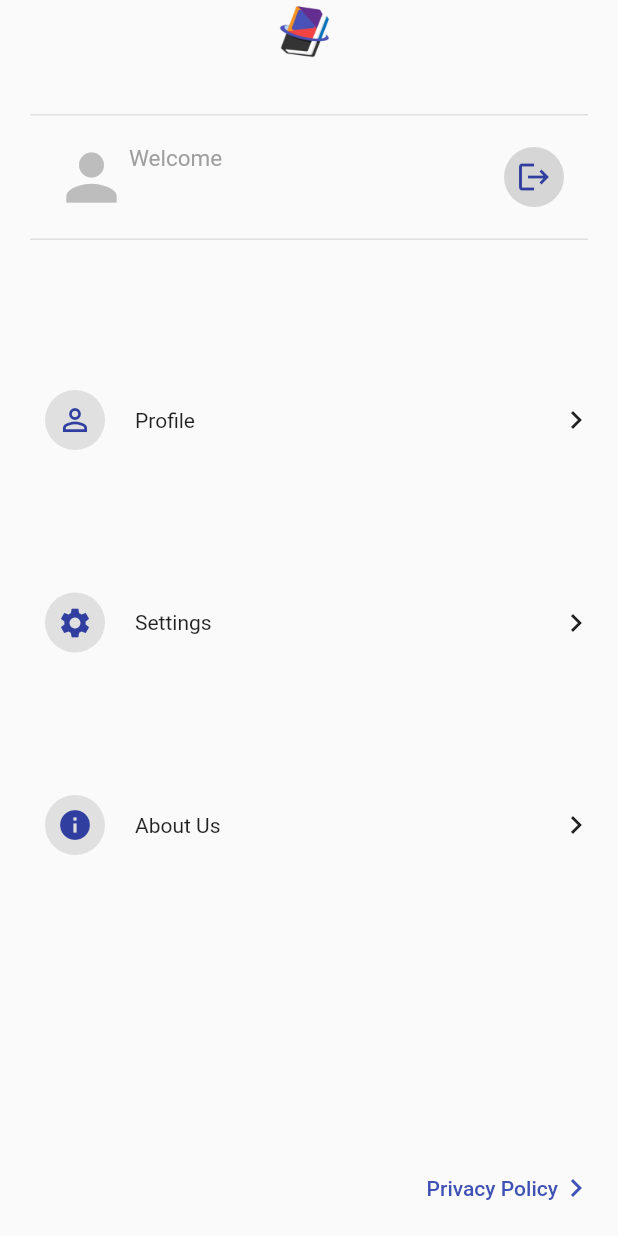
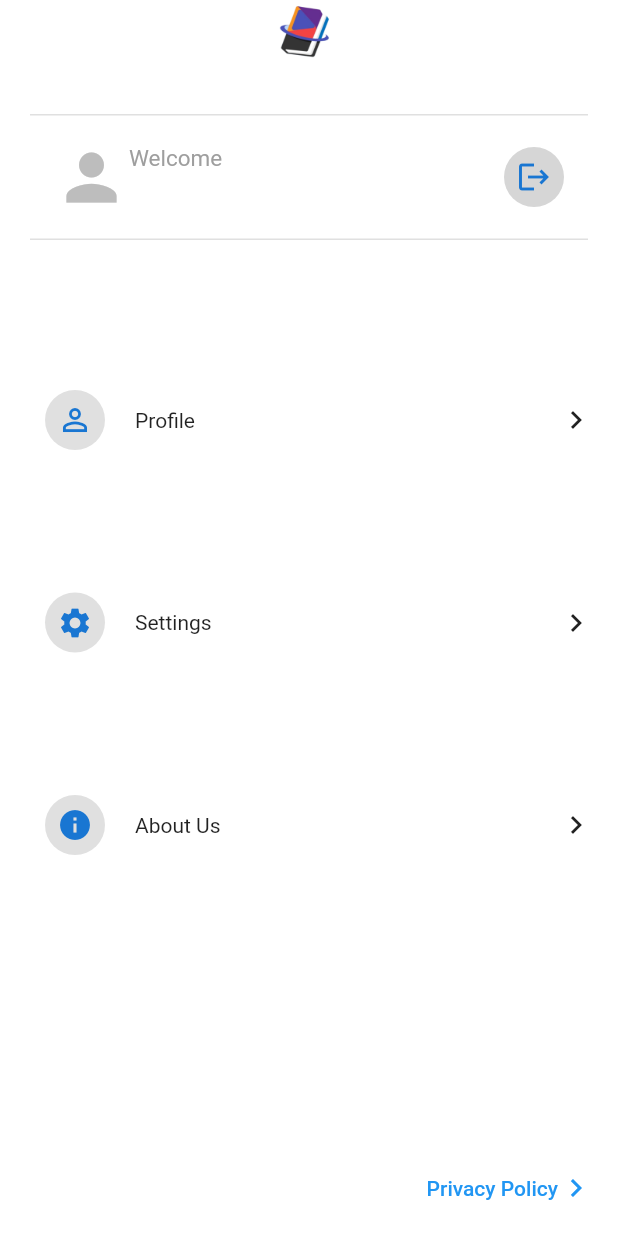
Before and after one commit to kareem2002-k/ClassMate, a Flutter app: the SettingsPage screen opened directly, on a phone screen of 412 x 824 dp. Run offline on Flutter 3.47's test engine with Material 2 defaults, Android fonts, the phone set to English and light mode, and no system bars; our stand-ins replace cloud_firestore, firebase_auth, firebase_core, flashy_tab_bar2; accounts and stored records are empty.

Commit message:
added custom themes for dark and light modes

```diff
--- /dev/null
+++ b/lib/Classes/AppTheme.dart
@@ -0,0 +1,54 @@
+import 'package:flutter/material.dart';
+
+class AppColors {
+  static const Color textBlack = Colors.black;
+  static const Color textGrey = Colors.grey;
+  static const Color white = Colors.white;
+  static const Color lightGreyDarkMode = Colors.grey; // Adjust as needed
+  static const Color darkPink = Colors.pink; // Adjust as needed
+  static const Color blue = Colors.blue; // Adjust as needed
+}
+
+class AppTheme {
+  ThemeData get darkTheme => ThemeData(
+        primarySwatch: Colors.grey,
+        appBarTheme: const AppBarTheme(color: AppColors.textBlack),
+        inputDecorationTheme: const InputDecorationTheme(
+          hintStyle: TextStyle(color: AppColors.textGrey),
+          labelStyle: TextStyle(color: AppColors.white),
+        ),
+        textTheme: const TextTheme(
+          // Define text styles for dark mode here
+          headlineSmall: TextStyle(
+            color: Colors.white, // Change the text color for "Welcome"
+            fontSize: 15,
+            fontWeight: FontWeight.w400,
+          ),
+        ),
+        brightness: Brightness.dark,
+        canvasColor: AppColors.lightGreyDarkMode,
+        // accentColor: AppColors.darkPink,
+        // accentIconTheme: IconThemeData(color: Colors.white),
+      );
+
+  ThemeData get lightTheme => ThemeData(
+        primarySwatch: Colors.blue,
+        appBarTheme: const AppBarTheme(color: AppColors.blue),
+        inputDecorationTheme: const InputDecorationTheme(
+          hintStyle: TextStyle(color: AppColors.textGrey),
+          labelStyle: TextStyle(color: AppColors.white),
+        ),
+        textTheme: TextTheme(
+          // Define text styles for light mode here
+          headlineSmall: TextStyle(
+            fontSize: 15,
+            fontWeight: FontWeight.w400,
+            color: Colors.grey[500],
+          ),
+        ),
+        canvasColor: AppColors.white,
+        brightness: Brightness.light,
+        // accentColor: AppColors.grey2,
+        // accentIconTheme: IconThemeData(color: Colors.black),
+      );
+}
--- a/lib/main.dart
+++ b/lib/main.dart
@@ -1,4 +1,4 @@
-import 'package:class_mate/pages/CourseInfo.dart';
+import 'package:class_mate/pages/HomeScreen.dart';
 import 'package:class_mate/pages/LandingPage.dart';
 import 'package:class_mate/pages/LoginPage.dart';
 import 'package:class_mate/pages/ProfilePage.dart';
@@ -7,11 +7,9 @@ import 'package:firebase_auth/firebase_auth.dart';
 import 'package:firebase_core/firebase_core.dart';
 import 'package:flutter/material.dart';
 
-import 'package:class_mate/pages/HomeScreen.dart';
+import 'Classes/AppTheme.dart';
+import 'firebase_options.dart';
 import 'services/authentication_service.dart';
-import 'firebase_options.dart';
-
-
 
 Future<void> main() async {
   WidgetsFlutterBinding.ensureInitialized();
@@ -34,8 +32,8 @@ class MyApp extends StatelessWidget {
         builder: (_, ThemeMode currentMode, __) {
           return MaterialApp(
             debugShowCheckedModeBanner: false,
-            theme: ThemeData(primarySwatch: Colors.indigo),
-            darkTheme: ThemeData.dark(),
+            theme: AppTheme().lightTheme,
+            darkTheme: AppTheme().darkTheme,
             themeMode: currentMode,
             routes: {
               '/sign_up': (context) => const SignUp(),
@@ -43,7 +41,7 @@ class MyApp extends StatelessWidget {
               '/profile': (context) => const ProfilePage(),
             },
             // home: const AuthCheck(),
-            home: const CourseInfo(),
+            home: const AuthCheck(),
           );
         });
   }
--- a/lib/pages/AccountPage.dart
+++ b/lib/pages/AccountPage.dart
@@ -54,11 +54,7 @@ class SettingsPage extends StatelessWidget {
                         children: [
                           Text(
                             "Welcome",
-                            style: TextStyle(
-                              fontSize: 15,
-                              fontWeight: FontWeight.w400,
-                              color: Colors.grey[500],
-                            ),
+                            style: Theme.of(context).textTheme.headlineSmall,
                           ),
                           const SizedBox(height: 5),
                           Text(
```
